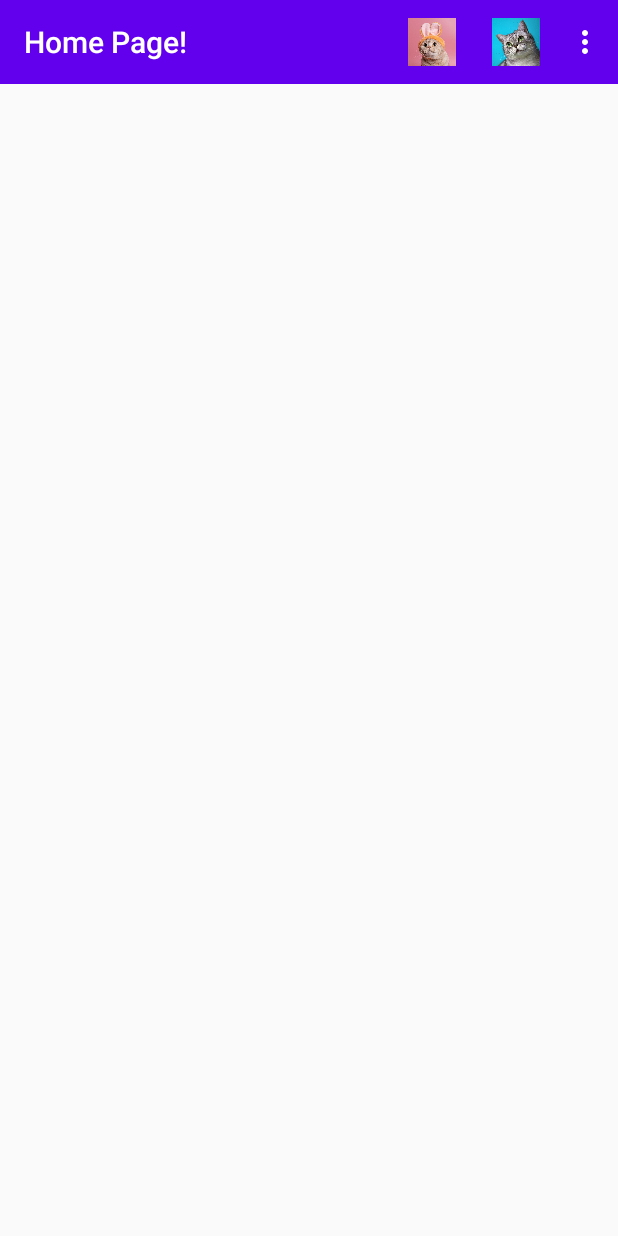
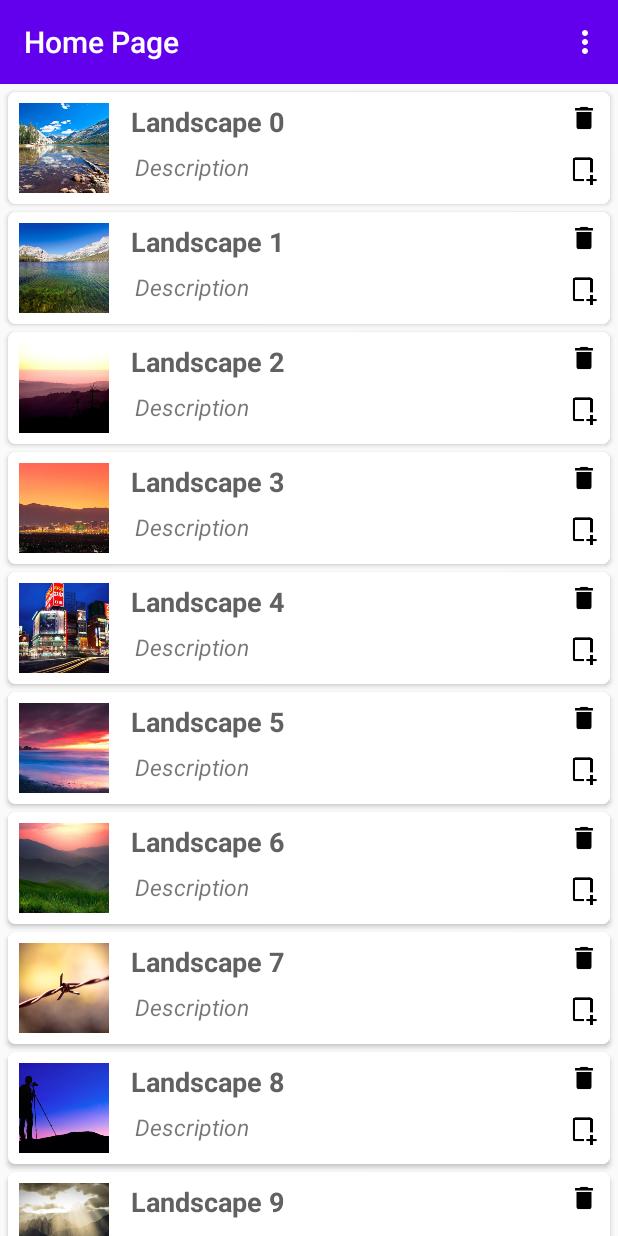
Before and after one commit to Jinny-ham/desktop-tutorial, an Android app: the screen it shows after launch (MainActivity), on a phone screen of 412 x 824 dp. Run offline under Robolectric (Android 15) with nearby library versions, the light colour scheme and no system bars.

Commit message:
final product of recyclerView

```diff
--- /dev/null
+++ b/RecyclerCardView/app/src/main/java/com/example/recyclercardview/adapter/RecyclerAdapter.java
@@ -0,0 +1,72 @@
+package com.example.recyclercardview.adapter;
+
+import android.content.Context;
+import android.util.Log;
+import android.view.LayoutInflater;
+import android.view.View;
+import android.view.ViewGroup;
+import android.widget.ImageView;
+import android.widget.TextView;
+import androidx.annotation.NonNull;
+import androidx.recyclerview.widget.RecyclerView;
+import com.example.recyclercardview.R;
+import com.example.recyclercardview.model.Landscape;
+
+import java.util.List;
+
+public class RecyclerAdapter extends RecyclerView.Adapter<RecyclerAdapter.MyViewHolder> {
+
+    private static final String TAG = RecyclerAdapter.class.getSimpleName();
+
+    private List<Landscape> mData;
+    private LayoutInflater mInflater;
+
+    public RecyclerAdapter(Context context, List<Landscape> data) {
+        this.mData = data;
+        this.mInflater = LayoutInflater.from(context);
+    }
+
+    @NonNull
+    @Override
+    public MyViewHolder onCreateViewHolder(@NonNull ViewGroup parent, int viewType) {
+        Log.d(TAG, "onCreateViewHolder");
+        View view = mInflater.inflate(R.layout.list_item, parent, false);
+        MyViewHolder holder = new MyViewHolder(view);
+        return holder;
+    }
+
+    @Override
+    public void onBindViewHolder(@NonNull MyViewHolder holder, int position) {
+        Log.d(TAG, "onBindViewHolder " + position);
+        Landscape currentObj = mData.get(position);
+        holder.setData(currentObj, position);
+    }
+
+    @Override
+    public int getItemCount() {
+        return mData.size();
+    }
+
+    class MyViewHolder extends RecyclerView.ViewHolder{
+
+        TextView title;
+        ImageView imgThumb, imgDelete, imgAdd;
+        int position;
+        Landscape current;
+
+        public MyViewHolder(View itemView){
+            super(itemView);
+            title = (TextView)itemView.findViewById(R.id.tvTitle);
+            imgThumb = (ImageView)itemView.findViewById(R.id.img_row);
+            imgDelete = (ImageView)itemView.findViewById(R.id.img_row_delete);
+            imgAdd = (ImageView)itemView.findViewById(R.id.img_row_add);
+        }
+
+        public void setData(Landscape current, int position) {
+            this.title.setText(current.getTitle());
+            this.imgThumb.setImageResource(current.getImageID());
+            this.position = position;
+            this.current = current;
+        }
+    }
+}
--- a/RecyclerCardView/app/src/main/java/com/example/recyclercardview/app/MainActivity.java
+++ b/RecyclerCardView/app/src/main/java/com/example/recyclercardview/app/MainActivity.java
@@ -2,10 +2,16 @@ package com.example.recyclercardview.app;
 
 import androidx.appcompat.app.AppCompatActivity;
 import androidx.appcompat.widget.Toolbar;
+import androidx.recyclerview.widget.DefaultItemAnimator;
+import androidx.recyclerview.widget.LinearLayoutManager;
+import androidx.recyclerview.widget.RecyclerView;
 
 import android.os.Bundle;
+import android.widget.LinearLayout;
 
 import com.example.recyclercardview.R;
+import com.example.recyclercardview.adapter.RecyclerAdapter;
+import com.example.recyclercardview.model.Landscape;
 
 public class MainActivity extends AppCompatActivity {
 
@@ -17,8 +23,7 @@ public class MainActivity extends AppCompatActivity {
         setContentView(R.layout.activity_main);
 
         toolbar = (Toolbar) findViewById(R.id.toolbar);
-        toolbar.setTitle("Home Page!");
-
+        toolbar.setTitle("Home Page");
         toolbar.inflateMenu(R.menu.menu_main);
 
         setUpRecyclerView();
@@ -26,6 +31,15 @@ public class MainActivity extends AppCompatActivity {
 
     private void setUpRecyclerView() {
 
+        RecyclerView recyclerView = (RecyclerView)findViewById(R.id.recyclerView);
+        RecyclerAdapter adapter = new RecyclerAdapter(this, Landscape.getData());
+        recyclerView.setAdapter(adapter);
+
+        LinearLayoutManager mLinearLayoutManagerVertical = new LinearLayoutManager(this);
+        mLinearLayoutManagerVertical.setOrientation(LinearLayoutManager.VERTICAL);
+        recyclerView.setLayoutManager(mLinearLayoutManagerVertical);
+
+        recyclerView.setItemAnimator(new DefaultItemAnimator()); //없어도 기본애니메이터 사용함
     }
 
 }
--- a/RecyclerCardView/app/src/main/java/com/example/recyclercardview/model/Landscape.java
+++ b/RecyclerCardView/app/src/main/java/com/example/recyclercardview/model/Landscape.java
@@ -1,5 +1,82 @@
 package com.example.recyclercardview.model;
+
+import com.example.recyclercardview.R;
+
+import java.util.ArrayList;
 
 public class Landscape {
 
+    private int imageID;
+    private String title;
+    private String description;
+
+    public void setImageID(int imageID) {
+        this.imageID = imageID;
+    }
+
+    public void setTitle(String title) {
+        this.title = title;
+    }
+
+    public void setDescription(String description) {
+        this.description = description;
+    }
+
+    public int getImageID() {
+        return imageID;
+    }
+
+    public String getTitle() {
+        return title;
+    }
+
+    public String getDescription() {
+        return description;
+    }
+
+    public static ArrayList<Landscape> getData(){
+        ArrayList<Landscape> dataList = new ArrayList<>();
+
+        int[] images = getImages();
+
+        for(int i = 0; i < images.length; i++){
+            Landscape landscape = new Landscape();
+            landscape.setImageID(images[i]);
+            landscape.setTitle("Landscape " + i);
+
+            dataList.add(landscape);
+        }
+
+        return dataList;
+    }
+
+    private static int[] getImages() {
+        int[] images = {R.drawable.thumb_1_0, R.drawable.thumb_1_1, R.drawable.thumb_1_2, R.drawable.thumb_1_3,
+                R.drawable.thumb_1_4, R.drawable.thumb_1_5, R.drawable.thumb_1_6, R.drawable.thumb_1_7,
+                R.drawable.thumb_1_8, R.drawable.thumb_1_9,
+
+                R.drawable.thumb_2_0, R.drawable.thumb_2_1, R.drawable.thumb_2_2, R.drawable.thumb_2_3,
+                R.drawable.thumb_2_4, R.drawable.thumb_2_5, R.drawable.thumb_2_6, R.drawable.thumb_2_7,
+                R.drawable.thumb_2_8, R.drawable.thumb_2_9,
+
+                R.drawable.thumb_3_0, R.drawable.thumb_3_1, R.drawable.thumb_3_2, R.drawable.thumb_3_3,
+                R.drawable.thumb_3_4, R.drawable.thumb_3_5, R.drawable.thumb_3_6, R.drawable.thumb_3_7,
+                R.drawable.thumb_3_8, R.drawable.thumb_3_9,
+
+                R.drawable.thumb_4_0, R.drawable.thumb_4_1, R.drawable.thumb_4_2, R.drawable.thumb_4_3,
+                R.drawable.thumb_4_4, R.drawable.thumb_4_5, R.drawable.thumb_4_6, R.drawable.thumb_4_7,
+                R.drawable.thumb_4_8, R.drawable.thumb_4_9,
+
+                R.drawable.thumb_5_0, R.drawable.thumb_5_1, R.drawable.thumb_5_2, R.drawable.thumb_5_3,
+                R.drawable.thumb_5_4, R.drawable.thumb_5_5, R.drawable.thumb_5_6, R.drawable.thumb_5_7,
+                R.drawable.thumb_5_8, R.drawable.thumb_5_9,
+
+                R.drawable.thumb_6_0, R.drawable.thumb_6_1, R.drawable.thumb_6_2, R.drawable.thumb_6_3,
+                R.drawable.thumb_6_4, R.drawable.thumb_6_5, R.drawable.thumb_6_6, R.drawable.thumb_6_7,
+                R.drawable.thumb_6_8, R.drawable.thumb_6_9,
+
+                R.drawable.thumb_7_0, R.drawable.thumb_7_1, R.drawable.thumb_7_2, R.drawable.thumb_7_3,
+                R.drawable.thumb_7_4};
+        return images;
+    }
 }
--- a/RecyclerCardView/app/src/main/res/menu/menu_main.xml
+++ b/RecyclerCardView/app/src/main/res/menu/menu_main.xml
@@ -15,7 +15,7 @@
         android:icon="@drawable/raon"
         android:orderInCategory="100"
         android:title="Delete"
-        app:showAsAction="always"
+        app:showAsAction="never"
         tools:layout_editor_absoluteY="319dp" />
 
     <item
@@ -25,7 +25,7 @@
         android:icon="@drawable/suri"
         android:orderInCategory="100"
         android:title="Search"
-        app:showAsAction="always"
+        app:showAsAction="never"
         tools:layout_editor_absoluteX="88dp"
         tools:layout_editor_absoluteY="319dp" />
 
--- a/RecyclerCardView/app/src/main/res/values/colors.xml
+++ b/RecyclerCardView/app/src/main/res/values/colors.xml
@@ -3,5 +3,5 @@
     <color name="colorPrimary">#6200EE</color>
     <color name="colorPrimaryDark">#3700B3</color>
     <color name="colorAccent">#03DAC5</color>
-    <color name="grey_500">#80000000</color>
+    <color name="grey_500">#4D000000</color>
 </resources>
```
